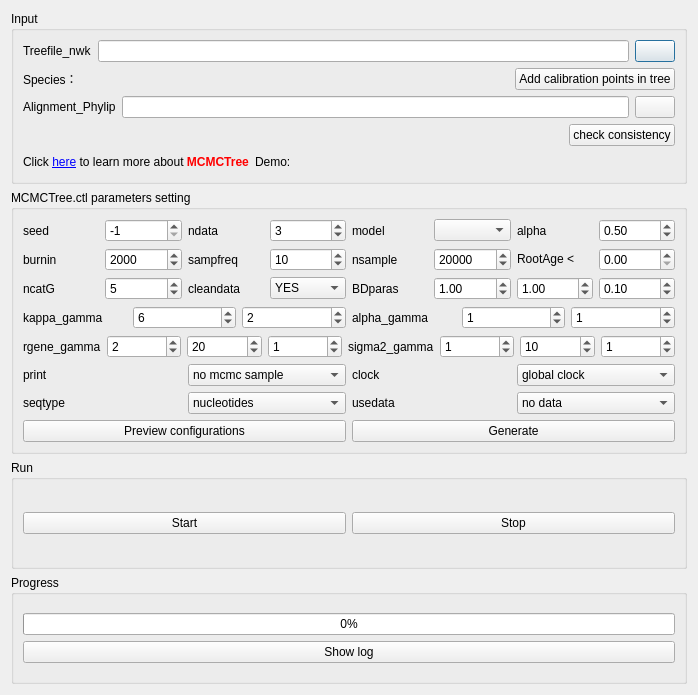
Qt form PhyloSuite/uifiles/mcmctree.ui (dongzhang0725/PhyloSuite) before a commit.
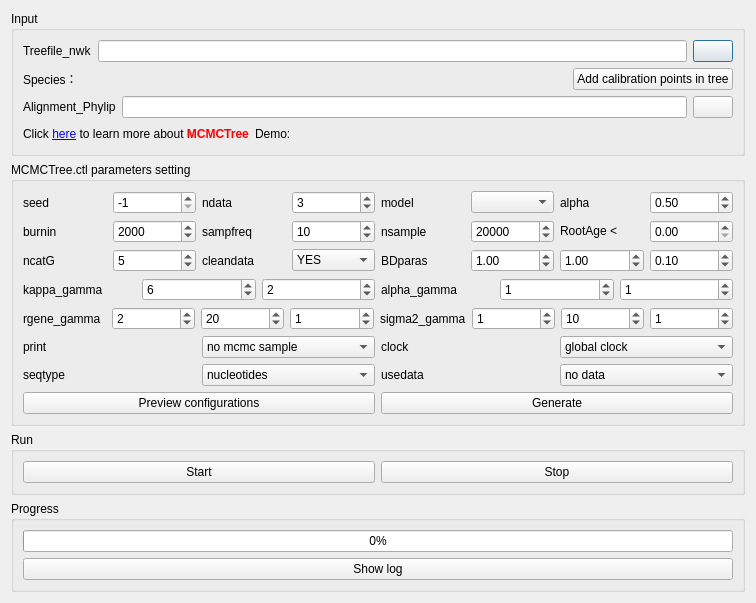
The same form after that commit. Icons and pictures are not drawn. Custom widgets are drawn as their Qt base class.

Patch:
```diff
--- a/PhyloSuite/uifiles/mcmctree.ui
+++ b/PhyloSuite/uifiles/mcmctree.ui
@@ -6,8 +6,8 @@
    <rect>
     <x>0</x>
     <y>0</y>
-    <width>698</width>
-    <height>695</height>
+    <width>756</width>
+    <height>582</height>
    </rect>
   </property>
   <property name="windowTitle">
@@ -101,28 +101,7 @@
        </layout>
       </item>
       <item>
-       <layout class="QHBoxLayout" name="horizontalLayout_3">
-        <item>
-         <spacer name="horizontalSpacer_3">
-          <property name="orientation">
-           <enum>Qt::Horizontal</enum>
-          </property>
-          <property name="sizeHint" stdset="0">
-           <size>
-            <width>40</width>
-            <height>20</height>
-           </size>
-          </property>
-         </spacer>
-        </item>
-        <item>
-         <widget class="QPushButton" name="pushButton_8">
-          <property name="text">
-           <string>check consistency</string>
-          </property>
-         </widget>
-        </item>
-       </layout>
+       <layout class="QHBoxLayout" name="horizontalLayout_3"/>
       </item>
       <item>
        <layout class="QHBoxLayout" name="horizontalLayout_2">
```
